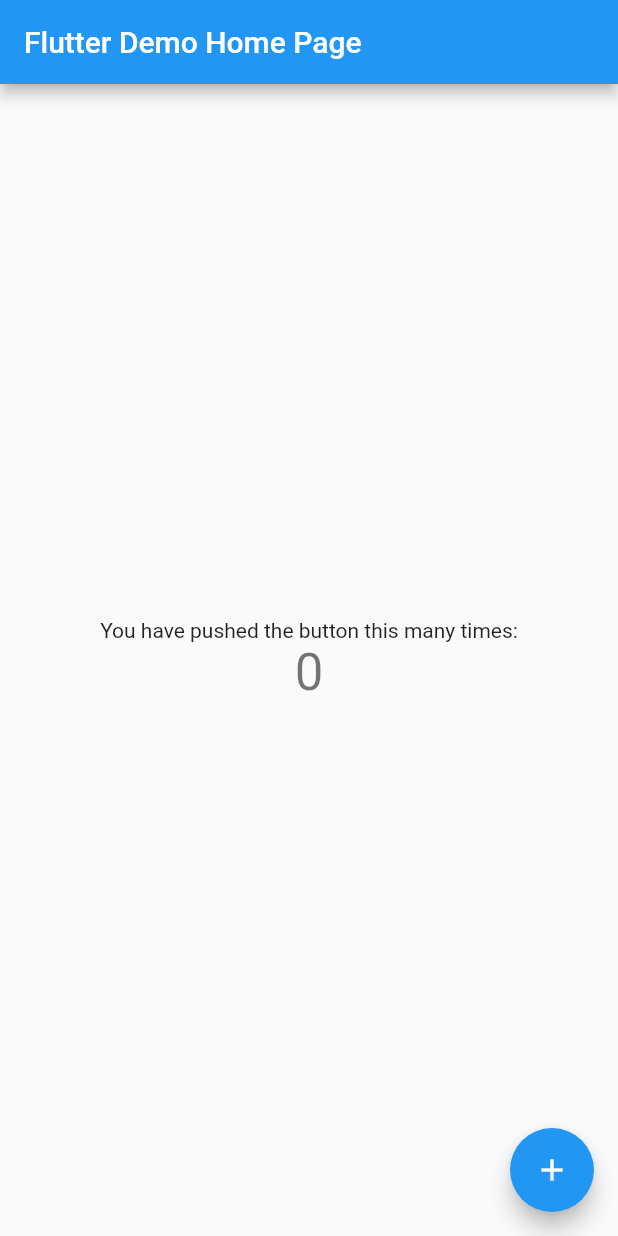
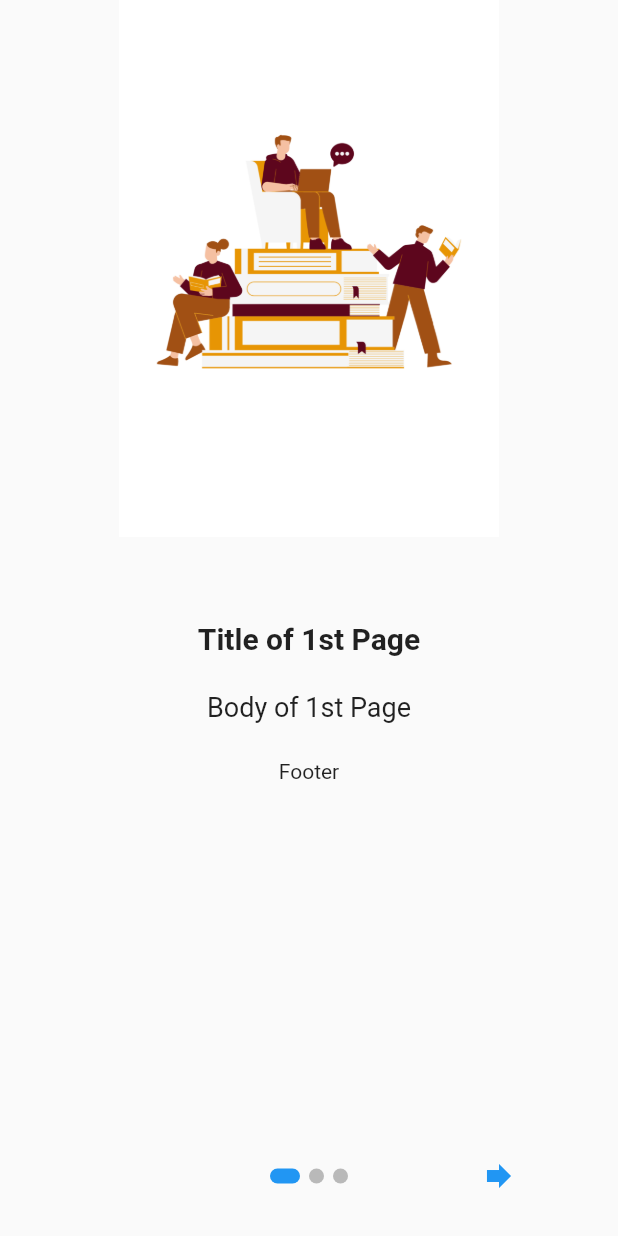
Before and after one commit to Loximity-oss/UTM-Study-Planner, a Flutter app: the screen it shows after launch, on a phone screen of 412 x 824 dp. Run offline on Flutter 3.47's test engine with Material 2 defaults, Android fonts, the phone set to English and light mode, and no system bars; drawn by our look-alikes of introduction_screen; our stand-ins replace hive, hive_flutter; accounts and stored records are empty; project files that could hold a hidden picture were left out.

Commit message:
early version of onboarding

```diff
--- a/utmstudyplanner_mobile/lib/main.dart
+++ b/utmstudyplanner_mobile/lib/main.dart
@@ -1,115 +1,39 @@
 import 'package:flutter/material.dart';
+import 'package:hive/hive.dart';
+import 'package:hive_flutter/adapters.dart';
+import 'package:utmstudyplanner_mobile/views/onboarding.dart';
+import 'dart:async';
+import 'views/login.dart';
 
-void main() {
-  runApp(const MyApp());
+void main() async{
+  await Hive.initFlutter();
+  await Hive.openBox('');
+  runApp(MaterialApp(home: SplashScreen()));
 }
 
-class MyApp extends StatelessWidget {
-  const MyApp({Key? key}) : super(key: key);
+class SplashScreen extends StatefulWidget {
+  @override
+  _SplashScreenState createState() => _SplashScreenState();
+}
+class _SplashScreenState extends State<SplashScreen> {
 
-  // This widget is the root of your application.
+  @override
+  void initState()  {
+    super.initState();
+    Timer(const Duration(seconds: 5),
+            ()=>Navigator.pushReplacement(context,
+            MaterialPageRoute(builder:
+                (context) =>
+                loginPage()
+            )
+        )
+    );
+  }
   @override
   Widget build(BuildContext context) {
-    return MaterialApp(
-      title: 'Flutter Demo',
-      theme: ThemeData(
-        // This is the theme of your application.
-        //
-        // Try running your application with "flutter run". You'll see the
-        // application has a blue toolbar. Then, without quitting the app, try
-        // changing the primarySwatch below to Colors.green and then invoke
-        // "hot reload" (press "r" in the console where you ran "flutter run",
-        // or simply save your changes to "hot reload" in a Flutter IDE).
-        // Notice that the counter didn't reset back to zero; the application
-        // is not restarted.
-        primarySwatch: Colors.blue,
-      ),
-      home: const MyHomePage(title: 'Flutter Demo Home Page'),
+    return Container(
+        color: Colors.white,
+        child: Image.asset("assets/splash.png")
     );
   }
 }
-
-class MyHomePage extends StatefulWidget {
-  const MyHomePage({Key? key, required this.title}) : super(key: key);
-
-  // This widget is the home page of your application. It is stateful, meaning
-  // that it has a State object (defined below) that contains fields that affect
-  // how it looks.
-
-  // This class is the configuration for the state. It holds the values (in this
-  // case the title) provided by the parent (in this case the App widget) and
-  // used by the build method of the State. Fields in a Widget subclass are
-  // always marked "final".
-
-  final String title;
-
-  @override
-  State<MyHomePage> createState() => _MyHomePageState();
-}
-
-class _MyHomePageState extends State<MyHomePage> {
-  int _counter = 0;
-
-  void _incrementCounter() {
-    setState(() {
-      // This call to setState tells the Flutter framework that something has
-      // changed in this State, which causes it to rerun the build method below
-      // so that the display can reflect the updated values. If we changed
-      // _counter without calling setState(), then the build method would not be
-      // called again, and so nothing would appear to happen.
-      _counter++;
-    });
-  }
-
-  @override
-  Widget build(BuildContext context) {
-    // This method is rerun every time setState is called, for instance as done
-    // by the _incrementCounter method above.
-    //
-    // The Flutter framework has been optimized to make rerunning build methods
-    // fast, so that you can just rebuild anything that needs updating rather
-    // than having to individually change instances of widgets.
-    return Scaffold(
-      appBar: AppBar(
-        // Here we take the value from the MyHomePage object that was created by
-        // the App.build method, and use it to set our appbar title.
-        title: Text(widget.title),
-      ),
-      body: Center(
-        // Center is a layout widget. It takes a single child and positions it
-        // in the middle of the parent.
-        child: Column(
-          // Column is also a layout widget. It takes a list of children and
-          // arranges them vertically. By default, it sizes itself to fit its
-          // children horizontally, and tries to be as tall as its parent.
-          //
-          // Invoke "debug painting" (press "p" in the console, choose the
-          // "Toggle Debug Paint" action from the Flutter Inspector in Android
-          // Studio, or the "Toggle Debug Paint" command in Visual Studio Code)
-          // to see the wireframe for each widget.
-          //
-          // Column has various properties to control how it sizes itself and
-          // how it positions its children. Here we use mainAxisAlignment to
-          // center the children vertically; the main axis here is the vertical
-          // axis because Columns are vertical (the cross axis would be
-          // horizontal).
-          mainAxisAlignment: MainAxisAlignment.center,
-          children: <Widget>[
-            const Text(
-              'You have pushed the button this many times:',
-            ),
-            Text(
-              '$_counter',
-              style: Theme.of(context).textTheme.headline4,
-            ),
-          ],
-        ),
-      ),
-      floatingActionButton: FloatingActionButton(
-        onPressed: _incrementCounter,
-        tooltip: 'Increment',
-        child: const Icon(Icons.add),
-      ), // This trailing comma makes auto-formatting nicer for build methods.
-    );
-  }
-}
--- /dev/null
+++ b/utmstudyplanner_mobile/lib/views/login.dart
@@ -0,0 +1,22 @@
+import 'package:flutter/material.dart';
+import 'package:hive_flutter/hive_flutter.dart';
+import 'onboarding.dart';
+
+class loginPage extends StatelessWidget {
+  const loginPage({Key? key}) : super(key: key);
+
+  @override
+  Widget build(BuildContext context) {
+    final box = Hive.box('');
+    box.put('introduction', true);
+    bool firstTimeState = box.get('introduction') ?? true;
+    return firstTimeState
+        ? const IntroductionPage()
+        : Scaffold(
+      appBar: AppBar(),
+      body: const Center(
+        child: Text('Your Home Page'),
+      ),
+    );
+  }
+}
--- /dev/null
+++ b/utmstudyplanner_mobile/lib/views/onboarding.dart
@@ -0,0 +1,81 @@
+import 'package:flutter/material.dart';
+import 'package:hive_flutter/hive_flutter.dart';
+import 'package:introduction_screen/introduction_screen.dart';
+import 'package:utmstudyplanner_mobile/views/login.dart';
+
+import 'login.dart';
+
+class IntroductionPage extends StatelessWidget {
+  const IntroductionPage({Key? key}) : super(key: key);
+
+  @override
+  Widget build(BuildContext context) {
+    final box = Hive.box('');
+
+    return Scaffold(
+      body: IntroductionScreen(
+        pages: [
+          PageViewModel(
+            title: 'Title of 1st Page', //Basic String Title
+            body: 'Body of 1st Page', //Basic String Body
+            decoration:
+            const PageDecoration(), //Page decoration Contain all page customizations
+            image: Center(
+              child: Image.asset(
+                  'assets/onboarding/onboarding-1.png'),
+            ), //If you want to you can also wrap around Alignment
+            reverse: false, //If widget Order is reverse - body before image
+            footer: const Text('Footer'), //You can add button here for instance
+          ),
+          PageViewModel(
+
+            title: 'Title of 1st Page', //Basic String Title
+            body: 'Body of 1st Page', //Basic String Body
+            decoration:
+            const PageDecoration(), //Page decoration Contain all page customizations
+            image: Center(
+              child: Image.asset(
+                  'assets/onboarding/onboarding-2.png'),
+            ), //If you want to you can also wrap around Alignment
+            reverse: false, //If widget Order is reverse - body before image
+            footer: const Text('Footer'), //You can add button here for instance
+          ),
+          PageViewModel(
+            title: 'Title of 1st Page', //Basic String Title
+            body: 'Body of 1st Page', //Basic String Body
+            decoration:
+            const PageDecoration(), //Page decoration Contain all page customizations
+            image: Center(
+              child: Image.asset(
+                  'assets/onboarding/onboarding-3.png'),
+            ), //If you want to you can also wrap around Alignment
+            reverse: false, //If widget Order is reverse - body before image
+            footer: const Text('Footer'), //You can add button here for instance
+          ),
+
+        ],
+        onDone: () {
+          box.put('introduction', false);
+          Navigator.of(context).pushReplacement(
+            MaterialPageRoute(
+              builder: (BuildContext context) {
+                return const loginPage();
+              },
+            ),
+          );
+        },
+        skip: const Icon(Icons.skip_next),
+        next: const Icon(Icons.forward),
+        done: const Text("Done", style: TextStyle(fontWeight: FontWeight.w600)),
+        dotsDecorator: DotsDecorator(
+            size: const Size.square(10.0),
+            activeSize: const Size(20.0, 10.0),
+            activeColor: Colors.blue,
+            color: Colors.black26,
+            spacing: const EdgeInsets.symmetric(horizontal: 3.0),
+            activeShape: RoundedRectangleBorder(
+                borderRadius: BorderRadius.circular(25.0))),
+      ),
+    );
+  }
+}
```
Also changed, not shown: utmstudyplanner_mobile/pubspec.yaml (+9 -5 lines), utmstudyplanner_mobile/assets/onboarding/onboarding-1.png (added), utmstudyplanner_mobile/assets/onboarding/onboarding-2.png (added), utmstudyplanner_mobile/assets/onboarding/onboarding-3.png (added), utmstudyplanner_mobile/assets/splash.png (added), utmstudyplanner_mobile/pubspec.lock, 1 other file.
